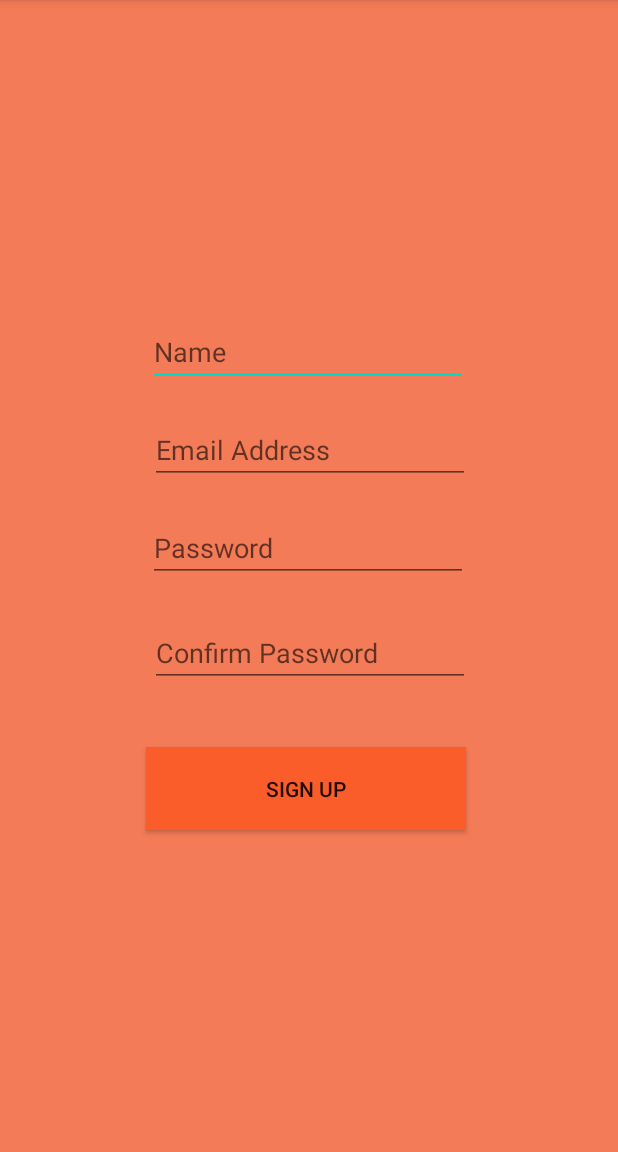
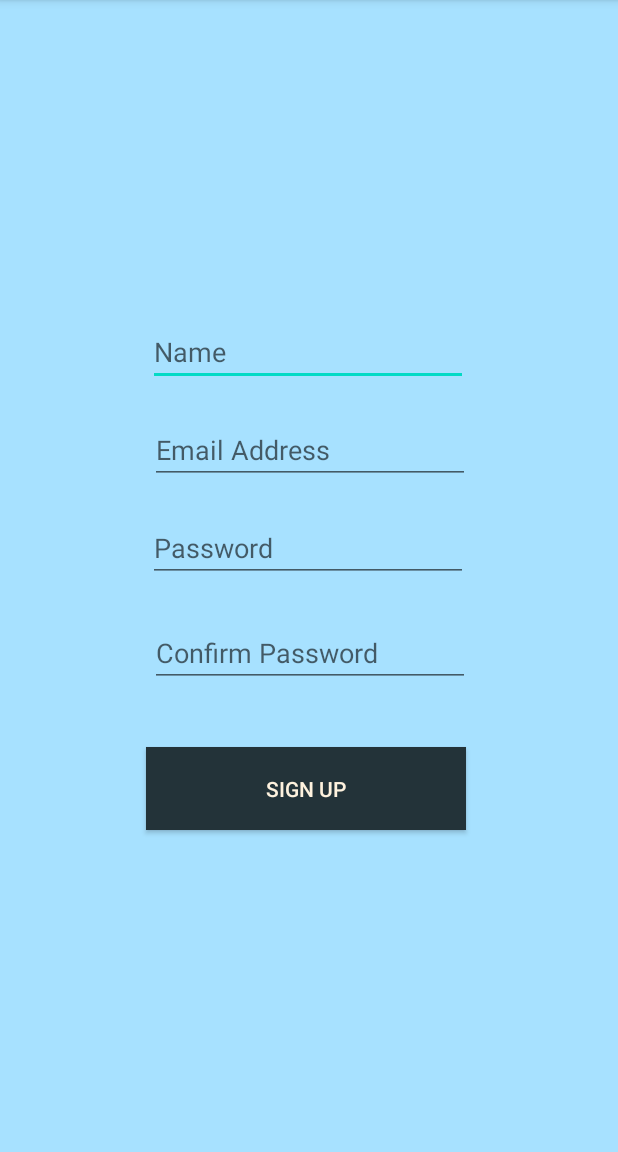
Before and after one commit to sale7268/LearnIt, an Android app: the CreateAccountActivity screen opened directly, with no data from a screen before it, on a phone screen of 412 x 824 dp, the part 84-1236 px from its top. Run offline under Robolectric (Android 15) with nearby library versions, the phone set to English and light mode, and no system bars; libraries missing offline, so code that uses them is left out: com.parse.

Commit message:
Making sure everything is up to date.

```diff
--- a/app/src/main/res/layout/activity_create_account.xml
+++ b/app/src/main/res/layout/activity_create_account.xml
@@ -4,7 +4,7 @@
     xmlns:tools="http://schemas.android.com/tools"
     android:layout_width="match_parent"
     android:layout_height="match_parent"
-    android:background="#F37B57"
+    android:background="#A7E1FF"
     tools:context=".CreateAccountActivity">
 
     <EditText
@@ -68,7 +68,8 @@
         android:layout_width="213dp"
         android:layout_height="55dp"
         android:layout_marginTop="40dp"
-        android:background="#FA5C2A"
+        android:background="#233339"
+        android:textColor="#FEF2DE"
         android:text="@string/SignUp"
         android:onClick="Signup"
         app:layout_constraintBottom_toBottomOf="parent"
```
